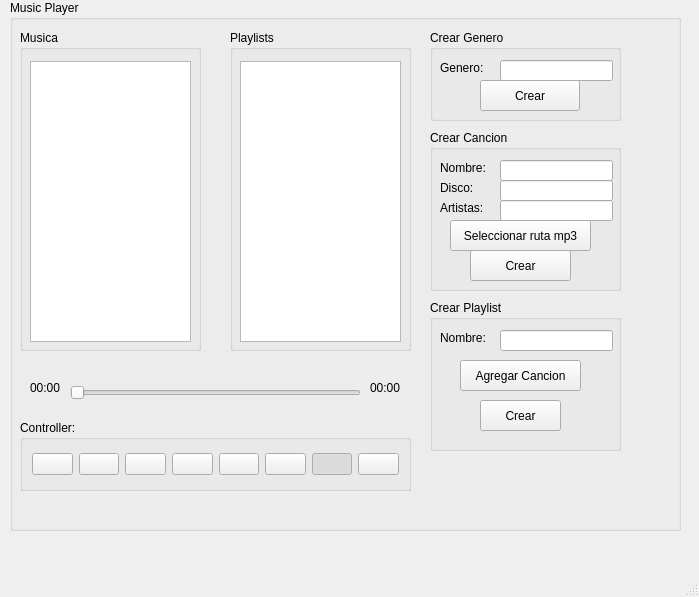
This is Music Player/GUI/uiexample.ui in jairoaguilarts/Music-Player as Qt 5 draws it before an edit. The edited form follows.
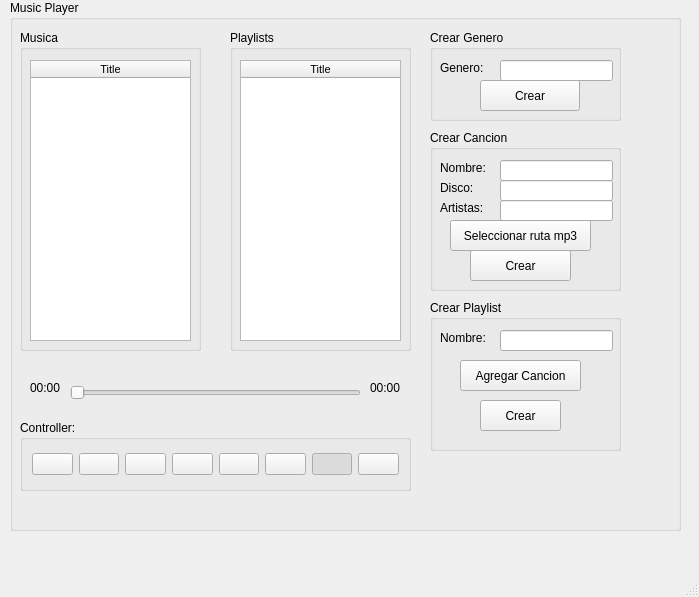
This is the edited form. Icons and pictures are not drawn.

What changed in the file:
```diff
--- a/Music Player/GUI/uiexample.ui
+++ b/Music Player/GUI/uiexample.ui
@@ -38,15 +38,64 @@
      <property name="title">
       <string>Musica</string>
      </property>
-     <widget class="QListView" name="listView">
+     <widget class="QTableWidget" name="tablaCanciones">
       <property name="geometry">
        <rect>
         <x>10</x>
-        <y>31</y>
+        <y>30</y>
         <width>161</width>
         <height>281</height>
        </rect>
       </property>
+      <property name="font">
+       <font>
+        <pointsize>8</pointsize>
+       </font>
+      </property>
+      <property name="contextMenuPolicy">
+       <enum>Qt::ActionsContextMenu</enum>
+      </property>
+      <property name="sizeAdjustPolicy">
+       <enum>QAbstractScrollArea::AdjustToContents</enum>
+      </property>
+      <property name="dragDropMode">
+       <enum>QAbstractItemView::DragDrop</enum>
+      </property>
+      <property name="alternatingRowColors">
+       <bool>true</bool>
+      </property>
+      <property name="selectionMode">
+       <enum>QAbstractItemView::SingleSelection</enum>
+      </property>
+      <property name="selectionBehavior">
+       <enum>QAbstractItemView::SelectRows</enum>
+      </property>
+      <property name="gridStyle">
+       <enum>Qt::SolidLine</enum>
+      </property>
+      <property name="sortingEnabled">
+       <bool>true</bool>
+      </property>
+      <property name="wordWrap">
+       <bool>true</bool>
+      </property>
+      <property name="cornerButtonEnabled">
+       <bool>false</bool>
+      </property>
+      <property name="rowCount">
+       <number>0</number>
+      </property>
+      <property name="columnCount">
+       <number>1</number>
+      </property>
+      <attribute name="horizontalHeaderStretchLastSection">
+       <bool>true</bool>
+      </attribute>
+      <column>
+       <property name="text">
+        <string>Title</string>
+       </property>
+      </column>
      </widget>
     </widget>
     <widget class="QGroupBox" name="groupBox_3">
@@ -61,15 +110,64 @@
      <property name="title">
       <string>Playlists</string>
      </property>
-     <widget class="QListView" name="listView_2">
+     <widget class="QTableWidget" name="TablePlayList_2">
       <property name="geometry">
        <rect>
         <x>10</x>
-        <y>31</y>
+        <y>30</y>
         <width>161</width>
         <height>281</height>
        </rect>
       </property>
+      <property name="font">
+       <font>
+        <pointsize>8</pointsize>
+       </font>
+      </property>
+      <property name="contextMenuPolicy">
+       <enum>Qt::ActionsContextMenu</enum>
+      </property>
+      <property name="sizeAdjustPolicy">
+       <enum>QAbstractScrollArea::AdjustToContents</enum>
+      </property>
+      <property name="dragDropMode">
+       <enum>QAbstractItemView::DragDrop</enum>
+      </property>
+      <property name="alternatingRowColors">
+       <bool>true</bool>
+      </property>
+      <property name="selectionMode">
+       <enum>QAbstractItemView::SingleSelection</enum>
+      </property>
+      <property name="selectionBehavior">
+       <enum>QAbstractItemView::SelectRows</enum>
+      </property>
+      <property name="gridStyle">
+       <enum>Qt::SolidLine</enum>
+      </property>
+      <property name="sortingEnabled">
+       <bool>true</bool>
+      </property>
+      <property name="wordWrap">
+       <bool>true</bool>
+      </property>
+      <property name="cornerButtonEnabled">
+       <bool>false</bool>
+      </property>
+      <property name="rowCount">
+       <number>0</number>
+      </property>
+      <property name="columnCount">
+       <number>1</number>
+      </property>
+      <attribute name="horizontalHeaderStretchLastSection">
+       <bool>true</bool>
+      </attribute>
+      <column>
+       <property name="text">
+        <string>Title</string>
+       </property>
+      </column>
      </widget>
     </widget>
     <widget class="QSlider" name="horizontalSlider">
```
